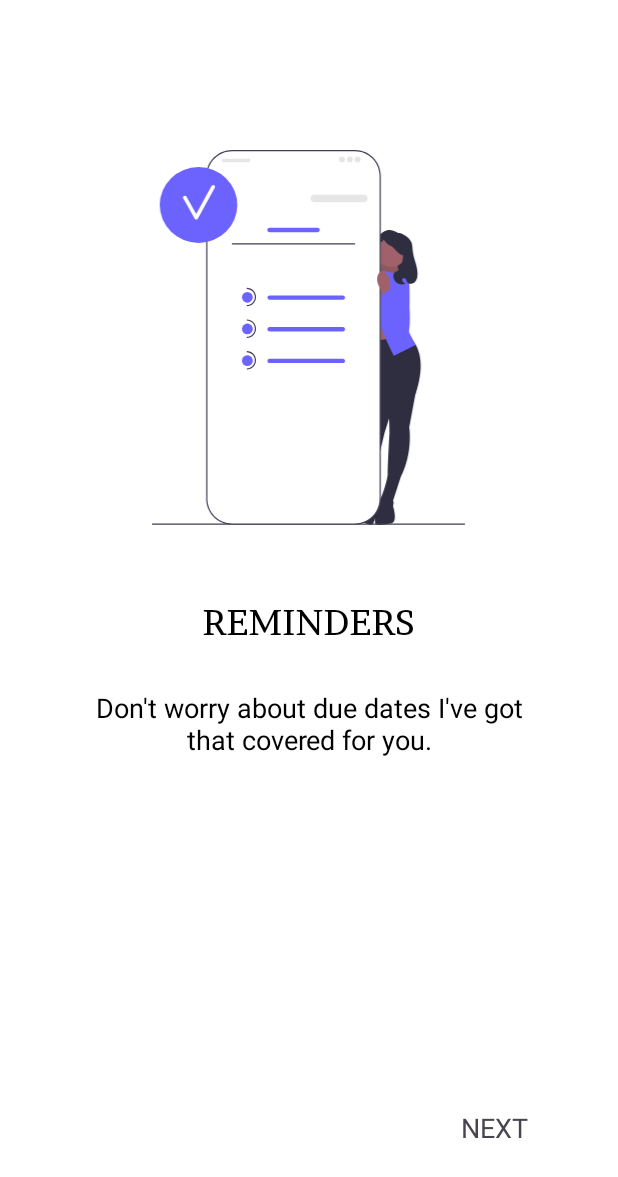
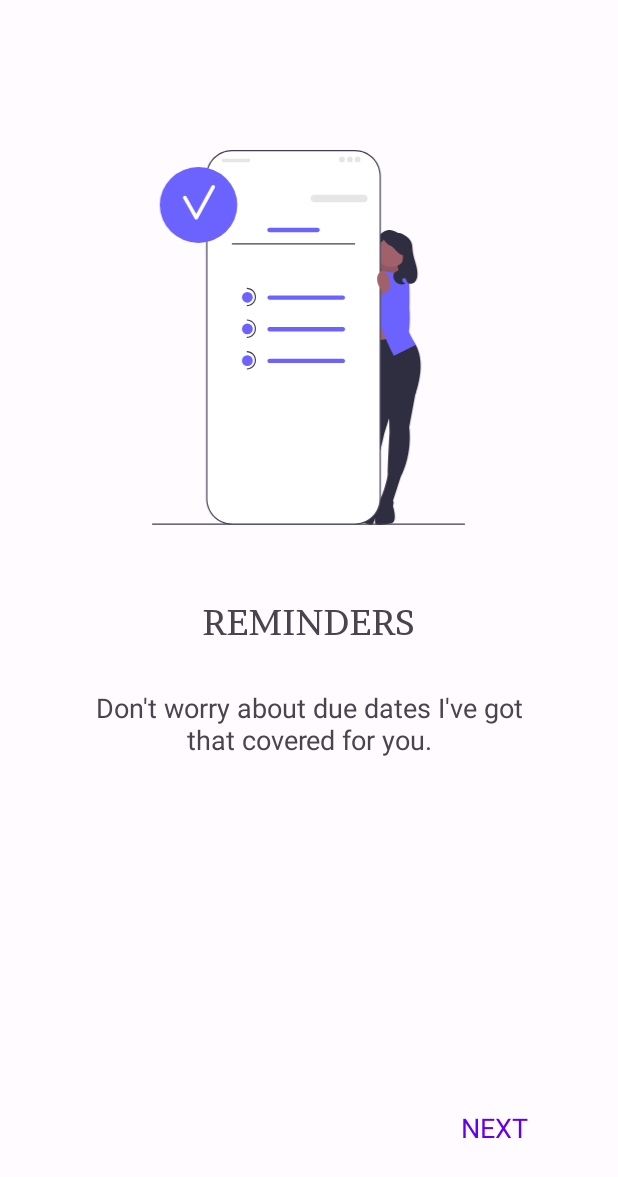
Before and after one commit to slowburn-404/StudentAssistant, an Android app: the fragment SecondScreen placed in its activity, on a phone screen of 412 x 824 dp. Shown: the top 1177 px of the screen. Run offline under Robolectric (Android 15) with nearby library versions, the phone set to English and light mode, and no system bars.

Commit message:
implemented material design

```diff
--- a/app/src/main/java/com/boris/studentassistant/onboarding/screens/SecondScreen.kt
+++ b/app/src/main/java/com/boris/studentassistant/onboarding/screens/SecondScreen.kt
@@ -5,8 +5,8 @@ import androidx.fragment.app.Fragment
 import android.view.LayoutInflater
 import android.view.View
 import android.view.ViewGroup
-import androidx.fragment.app.FragmentTransaction
-import com.boris.studentassistant.R
+//import androidx.fragment.app.FragmentTransaction
+//import com.boris.studentassistant.R
 /*import androidx.viewpager.widget.ViewPager
 import androidx.viewpager2.widget.ViewPager2
 import com.boris.studentassistant.R*/
@@ -30,7 +30,7 @@ class SecondScreen : Fragment() {
         val viewPager = FragmentViewPagerBinding.inflate(inflater, container, false)
 
         binding.next2.setOnClickListener {
-            viewPager.viewPager?.currentItem = 2
+            viewPager.viewPager.currentItem = 2
             /*val thirdFragment = ThirdScreen()
             val transaction: FragmentTransaction = fragmentManager!!.beginTransaction()
             transaction.replace(R.id.,thirdFragment)
--- a/app/src/main/res/layout/activity_log_in.xml
+++ b/app/src/main/res/layout/activity_log_in.xml
@@ -27,7 +27,6 @@
         android:layout_marginStart="42dp"
         android:layout_marginLeft="42dp"
         android:text="@string/intro_login"
-        android:textColor="@color/black"
         android:textSize="24sp"
         android:textStyle="bold" />
 
--- a/app/src/main/res/layout/activity_sign_up.xml
+++ b/app/src/main/res/layout/activity_sign_up.xml
@@ -48,7 +48,6 @@
         android:hint="@string/email_hint"
         app:counterEnabled="true"
         app:endIconMode="clear_text"
-        app:helperTextTextColor="@color/tealVariant"
         app:startIconDrawable="@drawable/ic_email">
 
         <com.google.android.material.textfield.TextInputEditText
@@ -72,7 +71,6 @@
         android:hint="@string/password_hint"
         app:counterEnabled="true"
         app:endIconMode="password_toggle"
-        app:helperTextTextColor="@color/tealVariant"
         app:startIconDrawable="@drawable/ic_lock">
 
         <com.google.android.material.textfield.TextInputEditText
@@ -97,7 +95,6 @@
         android:hint="@string/confirm_password"
         app:counterEnabled="true"
         app:endIconMode="password_toggle"
-        app:helperTextTextColor="@color/tealVariant"
         app:startIconDrawable="@drawable/ic_lock">
 
         <com.google.android.material.textfield.TextInputEditText
--- a/app/src/main/res/layout/fragment_first_screen.xml
+++ b/app/src/main/res/layout/fragment_first_screen.xml
@@ -41,6 +41,7 @@
         android:gravity="center"
         android:text="@string/fragmentfirstscreendescription"
         android:textSize="18sp" />
+
     <TextView
         android:id="@+id/next1"
         android:layout_width="wrap_content"
@@ -52,7 +53,7 @@
         android:layout_marginRight="60dp"
         android:layout_marginBottom="60dp"
         android:text="@string/fragmentfirstscreennext"
-        android:textColor="#00796B"
+        android:textColor="@color/md_theme_light_primary"
         android:textSize="18sp" />
 
 </RelativeLayout>
--- a/app/src/main/res/layout/fragment_home.xml
+++ b/app/src/main/res/layout/fragment_home.xml
@@ -24,7 +24,6 @@
         android:gravity="center"
         android:text="@string/intro_title"
         android:textAllCaps="true"
-        android:textColor="@color/tealVariant"
         android:textSize="34sp"
         android:textStyle="bold" />
 
@@ -56,7 +55,6 @@
         android:layout_marginEnd="42dp"
         android:layout_marginRight="42dp"
         android:text="@string/sign_up"
-        android:textColor="@color/white"
         android:textSize="20sp"
         android:textStyle="bold"
         app:cornerRadius="50dp" />
@@ -73,10 +71,8 @@
         android:layout_marginEnd="42dp"
         android:layout_marginRight="42dp"
         android:text="@string/intro_login"
-        android:textColor="@color/black"
         android:textSize="20sp"
         android:textStyle="bold"
-        app:backgroundTint="@color/tealVariant"
         app:cornerRadius="50dp"
         tools:ignore="TextContrastCheck" />
 </RelativeLayout>
--- a/app/src/main/res/layout/fragment_second_screen.xml
+++ b/app/src/main/res/layout/fragment_second_screen.xml
@@ -27,7 +27,6 @@
         android:fontFamily="@font/brawler_regular"
         android:gravity="center"
         android:text="@string/fragmentsecondscreentitle"
-        android:textColor="@color/black"
         android:textSize="24sp" />
 
     <TextView
@@ -42,20 +41,20 @@
         android:layout_marginRight="50dp"
         android:gravity="center"
         android:text="@string/frragmentsecondscreendescription"
-        android:textColor="@color/black"
         android:textSize="18sp" />
 
     <TextView
         android:id="@+id/next2"
         android:layout_width="wrap_content"
         android:layout_height="wrap_content"
+        android:layout_alignParentEnd="true"
         android:layout_alignParentRight="true"
         android:layout_alignParentBottom="true"
+        android:layout_marginEnd="60dp"
         android:layout_marginRight="60dp"
         android:layout_marginBottom="60dp"
         android:text="@string/fragmentfirstscreennext"
-        android:textSize="18sp"
-        android:layout_alignParentEnd="true"
-        android:layout_marginEnd="60dp" />
+        android:textColor="@color/md_theme_light_primary"
+        android:textSize="18sp" />
 
 </RelativeLayout>
--- a/app/src/main/res/layout/fragment_splash.xml
+++ b/app/src/main/res/layout/fragment_splash.xml
@@ -5,7 +5,7 @@
     android:id="@+id/splashframe"
     android:layout_width="match_parent"
     android:layout_height="match_parent"
-    android:background="@color/purple"
+    android:background="@color/md_theme_light_primary"
     tools:context=".SplashFragment">
 
     <ImageView
@@ -13,7 +13,6 @@
         android:layout_width="wrap_content"
         android:layout_height="160dp"
         android:layout_centerInParent="true"
-        android:background="@color/purple"
         android:contentDescription="@string/todo"
         android:src="@drawable/ic_students_cap"
         tools:ignore="ImageContrastCheck" />
--- a/app/src/main/res/layout/fragment_third_screen.xml
+++ b/app/src/main/res/layout/fragment_third_screen.xml
@@ -27,7 +27,6 @@
         android:fontFamily="@font/brawler_regular"
         android:gravity="center"
         android:text="@string/fragmentthirdscreentitle"
-        android:textColor="@color/black"
         android:textSize="24sp" />
 
     <TextView
@@ -42,7 +41,6 @@
         android:layout_marginRight="50dp"
         android:gravity="center"
         android:text="@string/fragmentthirdscreendescription"
-        android:textColor="@color/black"
         android:textSize="18sp" />
 
     <TextView
@@ -56,7 +54,7 @@
         android:layout_marginRight="60dp"
         android:layout_marginBottom="60dp"
         android:text="@string/finish"
-        android:textColor="#00796B"
+        android:textColor="@color/md_theme_light_primary"
         android:textSize="18sp" />
 
 </RelativeLayout>
--- a/app/src/main/res/values/colors.xml
+++ b/app/src/main/res/values/colors.xml
@@ -1,12 +1,62 @@
-<?xml version="1.0" encoding="utf-8"?>
-<resources xmlns:tools="http://schemas.android.com/tools">
-    <color name="purple">#6200EE</color>
-    <color name="purpleVariant">#3700B3</color>
-    <color name="teal">#03DAC6</color>
-    <color name="tealVariant">#018786</color>
-    <color name="white">#FFFFFF</color>
-    <color name="black">#000000</color>
-    <color name="magenta">#C51162</color>
-    <color name="description_text_color">#828282</color>
-    <color name="login_button_color">#66cec8</color>
+
+<resources>
+    <color name="seed">#653223</color>
+    <color name="md_theme_light_primary">#6200EE</color>
+    <color name="md_theme_light_onPrimary">#FFFFFF</color>
+    <color name="md_theme_light_primaryContainer">#FFDBD1</color>
+    <color name="md_theme_light_onPrimaryContainer">#360E04</color>
+    <color name="md_theme_light_secondary">#6F5A54</color>
+    <color name="md_theme_light_onSecondary">#FFFFFF</color>
+    <color name="md_theme_light_secondaryContainer">#F9DCD5</color>
+    <color name="md_theme_light_onSecondaryContainer">#271814</color>
+    <color name="md_theme_light_tertiary">#675E41</color>
+    <color name="md_theme_light_onTertiary">#FFFFFF</color>
+    <color name="md_theme_light_tertiaryContainer">#EFE2BE</color>
+    <color name="md_theme_light_onTertiaryContainer">#211B05</color>
+    <color name="md_theme_light_error">#BA1A1A</color>
+    <color name="md_theme_light_onError">#FFFFFF</color>
+    <color name="md_theme_light_errorContainer">#FFDAD6</color>
+    <color name="md_theme_light_onErrorContainer">#410002</color>
+    <color name="md_theme_light_background">#FFFBFF</color>
+    <color name="md_theme_light_onBackground">#1F1B1A</color>
+    <color name="md_theme_light_surface">#FFFBFF</color>
+    <color name="md_theme_light_onSurface">#1F1B1A</color>
+    <color name="md_theme_light_surfaceVariant">#EFDFDB</color>
+    <color name="md_theme_light_onSurfaceVariant">#4F4542</color>
+    <color name="md_theme_light_outline">#807471</color>
+    <color name="md_theme_light_shadow">#000000</color>
+    <color name="md_theme_light_inverseSurface">#342F2E</color>
+    <color name="md_theme_light_inverseOnSurface">#F8EFEC</color>
+    <color name="md_theme_light_inversePrimary">#6200EE</color>
+    <color name="md_theme_light_surfaceTint">#6200EE</color>
+    <color name="md_theme_light_surfaceTintColor">#6200EE</color>
+    <color name="md_theme_dark_primary">#6200EE</color>
+    <color name="md_theme_dark_onPrimary">#512315</color>
+    <color name="md_theme_dark_primaryContainer">#6D3829</color>
+    <color name="md_theme_dark_onPrimaryContainer">#FFDBD1</color>
+    <color name="md_theme_dark_secondary">#DCC1B9</color>
+    <color name="md_theme_dark_onSecondary">#3E2C28</color>
+    <color name="md_theme_dark_secondaryContainer">#56423D</color>
+    <color name="md_theme_dark_onSecondaryContainer">#F9DCD5</color>
+    <color name="md_theme_dark_tertiary">#D3C6A3</color>
+    <color name="md_theme_dark_onTertiary">#373017</color>
+    <color name="md_theme_dark_tertiaryContainer">#4F462C</color>
+    <color name="md_theme_dark_onTertiaryContainer">#EFE2BE</color>
+    <color name="md_theme_dark_error">#FFB4AB</color>
+    <color name="md_theme_dark_onError">#690005</color>
+    <color name="md_theme_dark_errorContainer">#93000A</color>
+    <color name="md_theme_dark_onErrorContainer">#FFB4AB</color>
+    <color name="md_theme_dark_background">#1F1B1A</color>
+    <color name="md_theme_dark_onBackground">#EAE0DE</color>
+    <color name="md_theme_dark_surface">#1F1B1A</color>
+    <color name="md_theme_dark_onSurface">#EAE0DE</color>
+    <color name="md_theme_dark_surfaceVariant">#4F4542</color>
+    <color name="md_theme_dark_onSurfaceVariant">#D2C3C0</color>
+    <color name="md_theme_dark_outline">#9B8E8B</color>
+    <color name="md_theme_dark_shadow">#000000</color>
+    <color name="md_theme_dark_inverseSurface">#EAE0DE</color>
+    <color name="md_theme_dark_inverseOnSurface">#342F2E</color>
+    <color name="md_theme_dark_inversePrimary">#6200EE</color>
+    <color name="md_theme_dark_surfaceTint">#6200EE</color>
+    <color name="md_theme_dark_surfaceTintColor">#6200EE</color>
 </resources>
--- a/app/src/main/res/values/styles.xml
+++ /dev/null
@@ -1,17 +0,0 @@
-<resources>
-    <!-- Base application theme. -->
-    <style name="AppTheme" parent="Theme.Material3.DayNight.NoActionBar">
-        <!-- Customize your theme here. -->
-        <item name="colorPrimary">@color/purple</item>
-        <item name="colorPrimaryVariant">@color/purpleVariant</item>
-        <item name="colorSecondary">@color/teal</item>
-        <item name="colorSecondaryVariant">@color/tealVariant</item>
-        <item name="android:background">@color/white</item>
-        <item name="colorError">@color/magenta</item>
-        <item name="colorOnPrimary">@color/white</item>
-        <item name="colorOnSecondary">@color/black</item>
-        <item name="colorOnBackground">@color/black</item>
-        <item name="colorOnSurface">@color/white</item>
-        <item name="colorOnError">@color/white</item>
-    </style>
-</resources>
--- /dev/null
+++ b/app/src/main/res/values/themes.xml
@@ -0,0 +1,32 @@
+
+<resources>
+    <style name="AppTheme" parent="Theme.Material3.Light.NoActionBar">
+        <item name="colorPrimary">@color/md_theme_light_primary</item>
+        <item name="colorOnPrimary">@color/md_theme_light_onPrimary</item>
+        <item name="colorPrimaryContainer">@color/md_theme_light_primaryContainer</item>
+        <item name="colorOnPrimaryContainer">@color/md_theme_light_onPrimaryContainer</item>
+        <item name="colorSecondary">@color/md_theme_light_secondary</item>
+        <item name="colorOnSecondary">@color/md_theme_light_onSecondary</item>
+        <item name="colorSecondaryContainer">@color/md_theme_light_secondaryContainer</item>
+        <item name="colorOnSecondaryContainer">@color/md_theme_light_onSecondaryContainer</item>
+        <item name="colorTertiary">@color/md_theme_light_tertiary</item>
+        <item name="colorOnTertiary">@color/md_theme_light_onTertiary</item>
+        <item name="colorTertiaryContainer">@color/md_theme_light_tertiaryContainer</item>
+        <item name="colorOnTertiaryContainer">@color/md_theme_light_onTertiaryContainer</item>
+        <item name="colorError">@color/md_theme_light_error</item>
+        <item name="colorOnError">@color/md_theme_light_onError</item>
+        <item name="colorErrorContainer">@color/md_theme_light_errorContainer</item>
+        <item name="colorOnErrorContainer">@color/md_theme_light_onErrorContainer</item>
+        <item name="android:colorBackground">@color/md_theme_light_background</item>
+        <item name="colorOnBackground">@color/md_theme_light_onBackground</item>
+        <item name="colorSurface">@color/md_theme_light_surface</item>
+        <item name="colorOnSurface">@color/md_theme_light_onSurface</item>
+        <item name="colorSurfaceVariant">@color/md_theme_light_surfaceVariant</item>
+        <item name="colorOnSurfaceVariant">@color/md_theme_light_onSurfaceVariant</item>
+        <item name="colorOutline">@color/md_theme_light_outline</item>
+        <item name="colorSurfaceInverse">@color/md_theme_light_inverseSurface</item>
+        <item name="colorOnSurfaceInverse">@color/md_theme_light_inverseOnSurface</item>
+        <item name="elevationOverlayColor">@color/md_theme_light_surfaceTint</item>
+        <item name="colorPrimaryInverse">@color/md_theme_light_inversePrimary</item>
+    </style>
+</resources>
--- a/build.gradle
+++ b/build.gradle
@@ -3,10 +3,10 @@ buildscript {
     ext.kotlin_version = "1.3.72"
     repositories {
         google()
-        jcenter()
+        mavenCentral()
     }
     dependencies {
-        classpath 'com.android.tools.build:gradle:7.2.0'
+        classpath 'com.android.tools.build:gradle:7.2.1'
         classpath 'org.jetbrains.kotlin:kotlin-gradle-plugin:1.7.0'
 
         // NOTE: Do not place your application dependencies here; they belong
@@ -17,7 +17,7 @@ buildscript {
 allprojects {
     repositories {
         google()
-        jcenter()
+        mavenCentral()
     }
 }
 
```
Also changed, not shown: app/src/main/java/com/boris/studentassistant/onboarding/screens/FirstScreen.kt (+4 -8 lines), app/src/main/res/values/values-night/themes.xml (added, +32 -0 lines).
